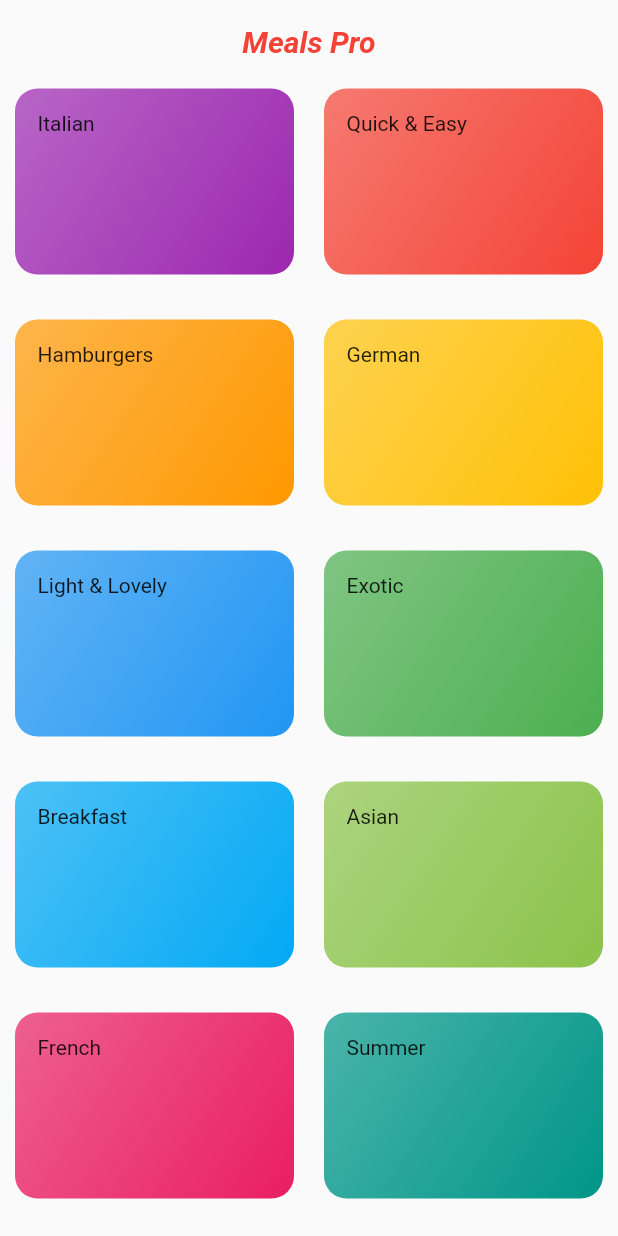
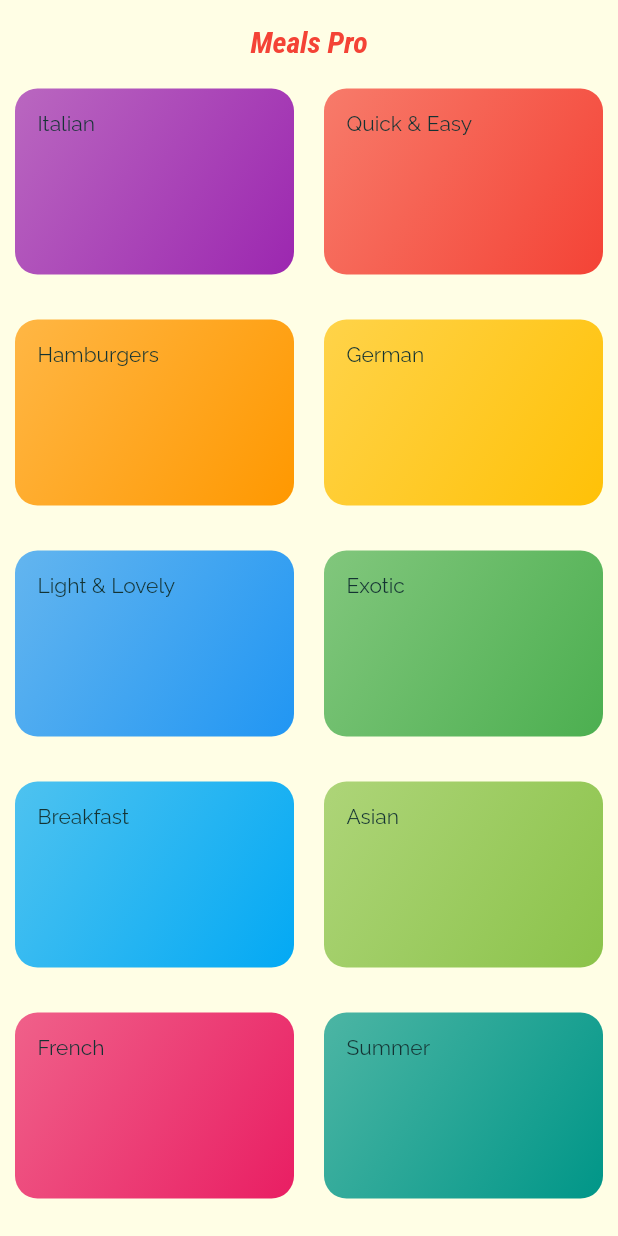
Before and after one commit to pranjalchaplot/meals_pro, a Flutter app: the screen it shows after launch, on a phone screen of 412 x 824 dp. Run offline on Flutter 3.47's test engine with Material 2 defaults, Android fonts, the phone set to English and light mode, and no system bars.

Commit message:
add basic themedata

```diff
--- a/lib/main.dart
+++ b/lib/main.dart
@@ -13,8 +13,25 @@
     return MaterialApp(
         title: 'Meals Pro',
         theme: ThemeData(
-          primarySwatch: Colors.blue,
+          primarySwatch: Colors.pink,
+          colorScheme: ColorScheme.fromSwatch().copyWith(
+            secondary: Colors.amber,
+          ),
+          canvasColor: const Color.fromRGBO(255, 254, 229, 1),
+          fontFamily: 'Raleway',
+          textTheme: ThemeData.light().textTheme.copyWith(
+              bodyText1: const TextStyle(
+                color: Color.fromRGBO(20, 51, 51, 1),
+              ),
+              bodyText2: const TextStyle(
+                color: Color.fromRGBO(20, 51, 51, 1),
+              ),
+              headline6: const TextStyle(
+                fontSize: 20,
+                fontFamily: 'RobotoCondensed',
+                fontWeight: FontWeight.bold,
+              )),
         ),
-        home: CategoriesScreen());
+        home: const CategoriesScreen());
   }
 }
```
